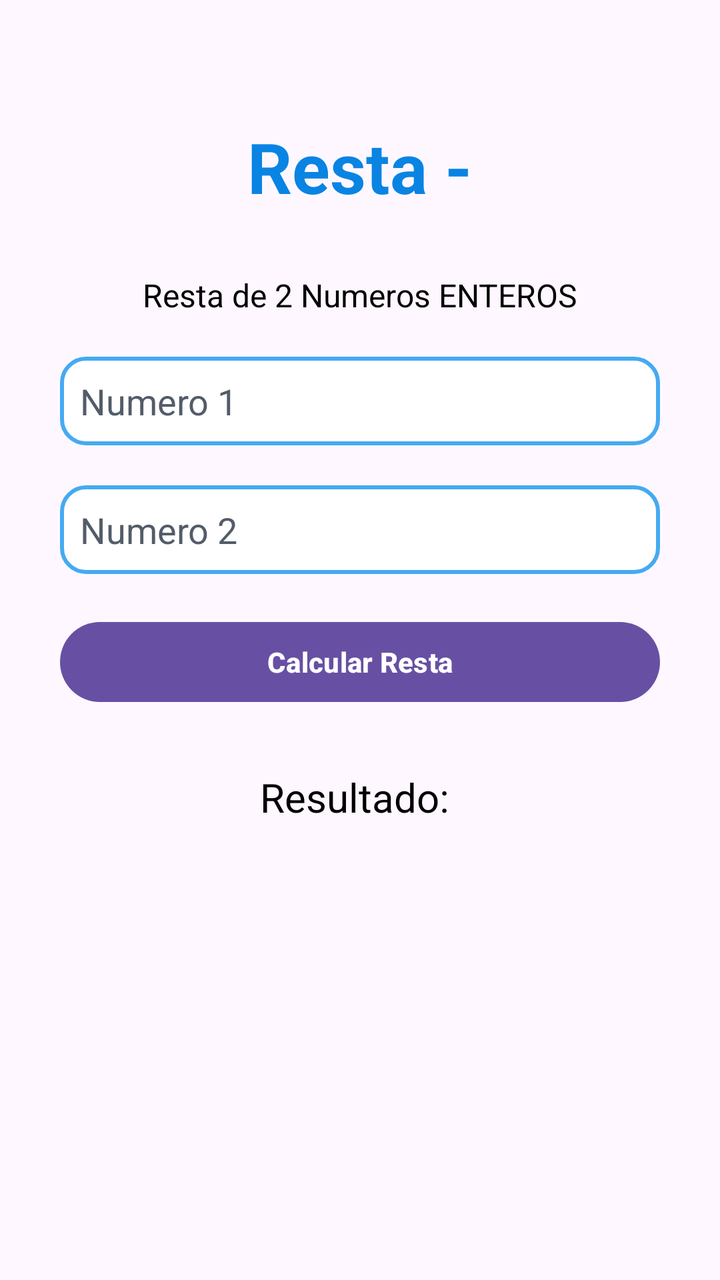
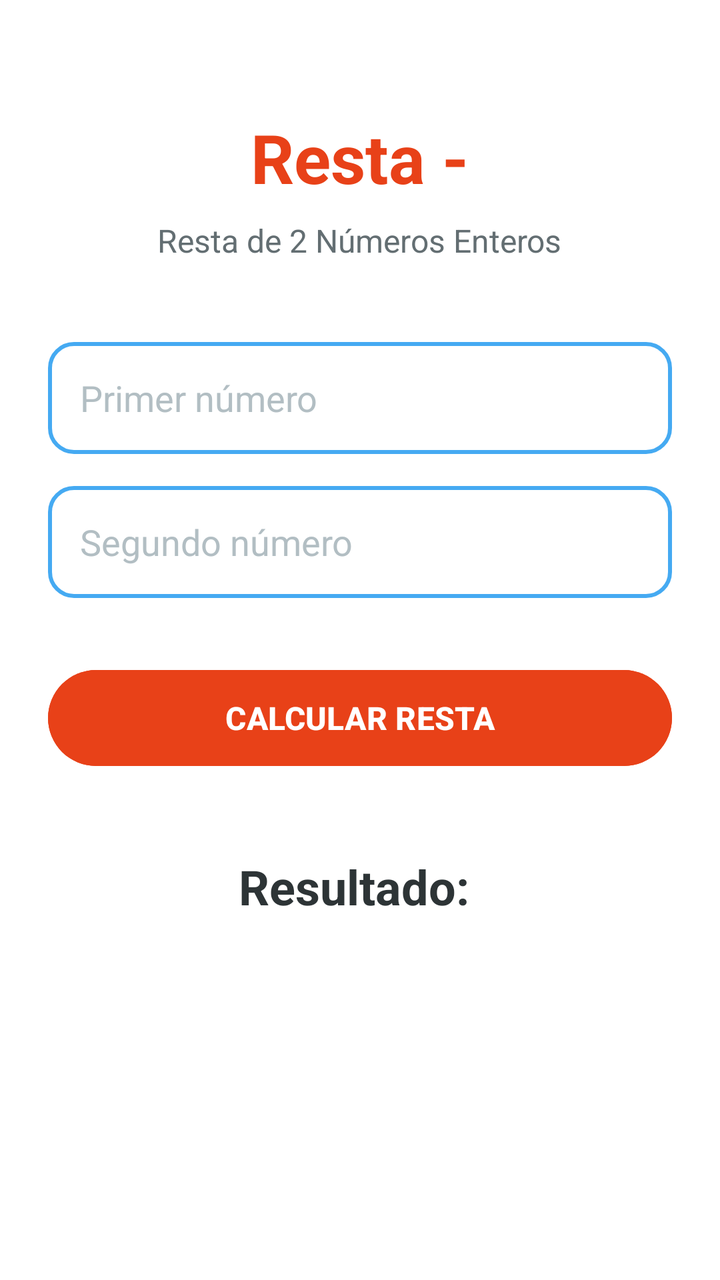

Two renders of the same Android screen: before a commit and after it. Below are the layout's source before the change and the commit's diff.
<!-- AndroidManifest.xml: application theme Theme.AppFragment -->
<!-- res/layout/fragment_resta.xml -->
<?xml version="1.0" encoding="utf-8"?>
<LinearLayout xmlns:android="http://schemas.android.com/apk/res/android"
    android:layout_width="match_parent"
    android:layout_height="wrap_content"
    android:padding="25dp"
    android:orientation="vertical"
    android:gravity="center_horizontal">

    <TextView
        android:layout_marginTop="20dp"
        android:textColor="#0984e3"
        android:padding="15dp"
        android:textSize="35dp"
        android:textStyle="bold"
        android:layout_width="wrap_content"
        android:layout_height="wrap_content"
        android:text="Resta -" />

    <TextView
        android:text="Resta de 2 Numeros ENTEROS"
        android:textColor="#000"
        android:textSize="16sp"
        android:layout_marginTop="15dp"
        android:layout_width="wrap_content"
        android:layout_height="wrap_content" />

    <EditText
        android:id="@+id/edtNum1R"
        android:hint="Numero 1"
        android:inputType="number"
        android:textColorHint="#535c68"
        android:layout_marginTop="20dp"
        android:padding="10dp"
        android:background="@drawable/bg_input"
        android:textColor="#000"
        android:layout_width="300dp"
        android:layout_height="wrap_content" />

    <EditText
        android:id="@+id/edtNum2R"
        android:hint="Numero 2"
        android:inputType="number"
        android:textColorHint="#535c68"
        android:layout_marginTop="20dp"
        android:padding="10dp"
        android:background="@drawable/bg_input"
        android:textColor="#000"
        android:layout_width="300dp"
        android:layout_height="wrap_content" />

    <Button
        android:id="@+id/btnCalcularR"
        android:text="Calcular Resta"
        android:textColor="#FFF"
        android:layout_marginTop="20dp"
        android:textStyle="bold"
        android:layout_width="300dp"
        android:layout_height="wrap_content" />

    <TextView
        android:id="@+id/txtResultadoR"
        android:text="Resultado: "
        android:textColor="#000"
        android:textSize="20dp"
        android:layout_marginTop="30dp"
        android:layout_width="wrap_content"
        android:layout_height="wrap_content" />

</LinearLayout>
<!-- resources referenced by this layout -->
<resources>
  <!-- drawable bg_input (drawable) -->
  <?xml version="1.0" encoding="utf-8"?>
  <shape xmlns:android="http://schemas.android.com/apk/res/android">
      <solid android:color="#FFF"  />
      <corners android:radius="12dp" />
      <stroke
          android:width="2dp"
          android:color="#45aaf2"/>
  </shape>
  <style name="Theme.AppFragment" parent="Base.Theme.AppFragment" />
  <style name="Base.Theme.AppFragment" parent="Theme.Material3.DayNight.NoActionBar">
          
          
      </style>
</resources>

<!-- the commit's change to res/layout/fragment_resta.xml (unified diff, before → after) -->
@@ -1,69 +1,74 @@
 <?xml version="1.0" encoding="utf-8"?>
 <LinearLayout xmlns:android="http://schemas.android.com/apk/res/android"
     android:layout_width="match_parent"
-    android:layout_height="wrap_content"
-    android:padding="25dp"
+    android:layout_height="match_parent"
+    android:padding="24dp"
     android:orientation="vertical"
-    android:gravity="center_horizontal">
+    android:gravity="center_horizontal"
+    android:background="#FFFFFF">
 
     <TextView
-        android:layout_marginTop="20dp"
-        android:textColor="#0984e3"
-        android:padding="15dp"
-        android:textSize="35dp"
-        android:textStyle="bold"
         android:layout_width="wrap_content"
         android:layout_height="wrap_content"
-        android:text="Resta -" />
+        android:layout_marginTop="32dp"
+        android:text="Resta -"
+        android:textColor="#e84118"
+        android:textSize="34sp"
+        android:textStyle="bold" />
 
     <TextView
-        android:text="Resta de 2 Numeros ENTEROS"
-        android:textColor="#000"
-        android:textSize="16sp"
-        android:layout_marginTop="15dp"
         android:layout_width="wrap_content"
-        android:layout_height="wrap_content" />
+        android:layout_height="wrap_content"
+        android:layout_marginTop="8dp"
+        android:text="Resta de 2 Números Enteros"
+        android:textColor="#636e72"
+        android:textSize="16sp" />
 
     <EditText
         android:id="@+id/edtNum1R"
-        android:hint="Numero 1"
+        android:layout_width="match_parent"
+        android:layout_height="56dp"
+        android:layout_marginTop="40dp"
+        android:background="@drawable/bg_input"
+        android:hint="Primer número"
         android:inputType="number"
-        android:textColorHint="#535c68"
-        android:layout_marginTop="20dp"
-        android:padding="10dp"
-        android:background="@drawable/bg_input"
-        android:textColor="#000"
-        android:layout_width="300dp"
-        android:layout_height="wrap_content" />
+        android:paddingStart="16dp"
+        android:paddingEnd="16dp"
+        android:textColor="#2d3436"
+        android:textColorHint="#b2bec3" />
 
     <EditText
         android:id="@+id/edtNum2R"
-        android:hint="Numero 2"
+        android:layout_width="match_parent"
+        android:layout_height="56dp"
+        android:layout_marginTop="16dp"
+        android:background="@drawable/bg_input"
+        android:hint="Segundo número"
         android:inputType="number"
-        android:textColorHint="#535c68"
-        android:layout_marginTop="20dp"
-        android:padding="10dp"
-        android:background="@drawable/bg_input"
-        android:textColor="#000"
-        android:layout_width="300dp"
-        android:layout_height="wrap_content" />
+        android:paddingStart="16dp"
+        android:paddingEnd="16dp"
+        android:textColor="#2d3436"
+        android:textColorHint="#b2bec3" />
 
     <Button
         android:id="@+id/btnCalcularR"
-        android:text="Calcular Resta"
-        android:textColor="#FFF"
-        android:layout_marginTop="20dp"
-        android:textStyle="bold"
-        android:layout_width="300dp"
-        android:layout_height="wrap_content" />
+        android:layout_width="match_parent"
+        android:layout_height="56dp"
+        android:layout_marginTop="32dp"
+        android:backgroundTint="#e84118"
+        android:text="CALCULAR RESTA"
+        android:textColor="#FFFFFF"
+        android:textSize="16sp"
+        android:textStyle="bold" />
 
     <TextView
         android:id="@+id/txtResultadoR"
+        android:layout_width="wrap_content"
+        android:layout_height="wrap_content"
+        android:layout_marginTop="40dp"
         android:text="Resultado: "
-        android:textColor="#000"
-        android:textSize="20dp"
-        android:layout_marginTop="30dp"
-        android:layout_width="wrap_content"
-        android:layout_height="wrap_content" />
+        android:textColor="#2d3436"
+        android:textSize="24sp"
+        android:textStyle="bold" />
 
 </LinearLayout>
